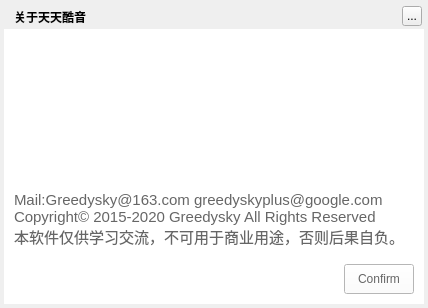
Above: TTKModule/TTKWidget/musicUiKits/musicWidgetKits/musicmessageaboutdialog.ui from Greedysky/TTKMusicPlayer before the change. Below: the same form after it.
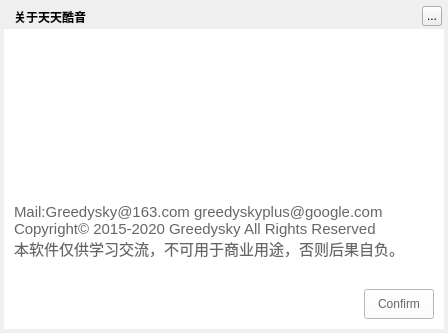
That is the form after the change.

Commit message: refactor: Resize message about widget[312546]

What changed in the file:
```diff
--- a/TTKModule/TTKWidget/musicUiKits/musicWidgetKits/musicmessageaboutdialog.ui
+++ b/TTKModule/TTKWidget/musicUiKits/musicWidgetKits/musicmessageaboutdialog.ui
@@ -6,8 +6,8 @@
    <rect>
     <x>0</x>
     <y>0</y>
-    <width>428</width>
-    <height>308</height>
+    <width>448</width>
+    <height>333</height>
    </rect>
   </property>
   <property name="windowTitle">
@@ -21,8 +21,8 @@
     <rect>
      <x>4</x>
      <y>4</y>
-     <width>420</width>
-     <height>300</height>
+     <width>440</width>
+     <height>325</height>
     </rect>
    </property>
    <property name="styleSheet">
@@ -51,7 +51,7 @@
   <widget class="QToolButton" name="topTitleCloseButton">
    <property name="geometry">
     <rect>
-     <x>402</x>
+     <x>422</x>
      <y>6</y>
      <width>20</width>
      <height>20</height>
@@ -66,8 +66,8 @@
     <rect>
      <x>4</x>
      <y>29</y>
-     <width>420</width>
-     <height>275</height>
+     <width>440</width>
+     <height>300</height>
     </rect>
    </property>
    <property name="styleSheet">
@@ -79,7 +79,7 @@
      <rect>
       <x>0</x>
       <y>0</y>
-      <width>420</width>
+      <width>440</width>
       <height>150</height>
      </rect>
     </property>
@@ -95,8 +95,8 @@
      <rect>
       <x>10</x>
       <y>155</y>
-      <width>410</width>
-      <height>70</height>
+      <width>420</width>
+      <height>95</height>
      </rect>
     </property>
     <property name="styleSheet">
@@ -111,8 +111,8 @@
    <widget class="QPushButton" name="confirmButton">
     <property name="geometry">
      <rect>
-      <x>340</x>
-      <y>235</y>
+      <x>360</x>
+      <y>260</y>
       <width>70</width>
       <height>30</height>
      </rect>
@@ -125,7 +125,7 @@
     <property name="geometry">
      <rect>
       <x>10</x>
-      <y>240</y>
+      <y>260</y>
       <width>200</width>
       <height>25</height>
      </rect>
```
